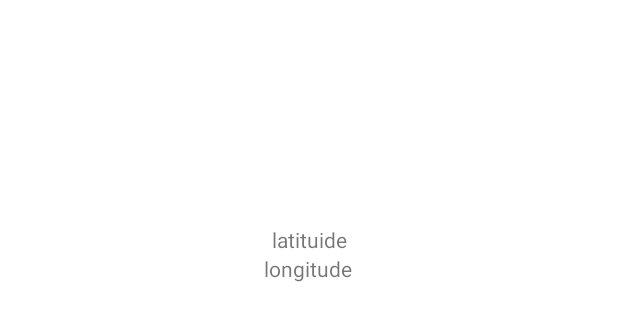
After one commit to ThanaCS/Flickr-Current-Location, an Android app: the layout row_item.xml on its own in the app's theme, with its tools: preview values and no code run, on a phone screen of 412 x 824 dp. The commit adds this screen. Shown: the top 321 px of the screen. Run offline under Robolectric (Android 15) with nearby library versions, the phone set to English and light mode, and no system bars.

Commit message:
add Recyclerview,Model class,FlickrApi and FlickrResponse

```diff
--- /dev/null
+++ b/app/src/main/java/com/thanaa/flickrcurrentlocation/FlickrResponse.kt
@@ -0,0 +1,6 @@
+package com.thanaa.flickrcurrentlocation
+
+
+data class FlickrResponse(
+        val results: List<GalleryItem>
+)
--- a/app/src/main/java/com/thanaa/flickrcurrentlocation/LocationFragment.kt
+++ b/app/src/main/java/com/thanaa/flickrcurrentlocation/LocationFragment.kt
@@ -26,15 +26,13 @@ class LocationFragment : Fragment(R.layout.fragment_location) {
 
         getLastLocation()
         getNewLocation()
-
     }
-
     private fun getLastLocation() {
         if (checkPermission()) {
             if (isLocationEnabled()) {
 
                 fusedLocationProviderClient.lastLocation.addOnCompleteListener { task ->
-                    var location: Location? = task.result
+                    val location: Location? = task.result
                     if (location == null) {
 
                     } else {
@@ -83,7 +81,7 @@ class LocationFragment : Fragment(R.layout.fragment_location) {
 
         if (requestCode == PERMISSION_ID) {
             if (grantResults.isNotEmpty() && grantResults[0] == PackageManager.PERMISSION_GRANTED) {
-                Log.d("Debug", "You have the premission")
+                Log.d("Debug", "You have the permission")
             }
         }
     }
--- a/app/src/main/java/com/thanaa/flickrcurrentlocation/MainActivity.kt
+++ b/app/src/main/java/com/thanaa/flickrcurrentlocation/MainActivity.kt
@@ -8,6 +8,7 @@ class MainActivity : AppCompatActivity() {
     override fun onCreate(savedInstanceState: Bundle?) {
         super.onCreate(savedInstanceState)
         setContentView(R.layout.activity_main)
+
         findNavController(R.id.fragment_container)
     }
 }
--- a/app/src/main/res/layout/fragment_location.xml
+++ b/app/src/main/res/layout/fragment_location.xml
@@ -5,5 +5,9 @@
     android:layout_height="match_parent"
     tools:context=".LocationFragment">
 
+    <androidx.recyclerview.widget.RecyclerView
+        android:id="@+id/photo_list"
+        android:layout_width="match_parent"
+        android:layout_height="match_parent" />
 
 </FrameLayout>
--- /dev/null
+++ b/app/src/main/res/layout/row_item.xml
@@ -0,0 +1,35 @@
+<?xml version="1.0" encoding="utf-8"?>
+<androidx.constraintlayout.widget.ConstraintLayout xmlns:android="http://schemas.android.com/apk/res/android"
+    xmlns:app="http://schemas.android.com/apk/res-auto"
+    android:layout_width="match_parent"
+    android:layout_height="match_parent">
+
+    <ImageView
+        android:id="@+id/image_view"
+        android:layout_width="150dp"
+        android:layout_height="150dp"
+        app:layout_constraintEnd_toEndOf="parent"
+        app:layout_constraintHorizontal_bias="0.498"
+        app:layout_constraintStart_toStartOf="parent"
+        app:layout_constraintTop_toTopOf="parent" />
+
+    <TextView
+        android:id="@+id/lat_text"
+        android:layout_width="wrap_content"
+        android:layout_height="wrap_content"
+        android:text="latituide"
+        app:layout_constraintEnd_toEndOf="parent"
+        app:layout_constraintStart_toStartOf="parent"
+        app:layout_constraintTop_toBottomOf="@+id/image_view" />
+
+    <TextView
+        android:id="@+id/long_text"
+        android:layout_width="wrap_content"
+        android:layout_height="wrap_content"
+        android:text="longitude"
+        app:layout_constraintEnd_toEndOf="parent"
+        app:layout_constraintHorizontal_bias="0.498"
+        app:layout_constraintStart_toStartOf="parent"
+        app:layout_constraintTop_toBottomOf="@+id/lat_text" />
+
+</androidx.constraintlayout.widget.ConstraintLayout>
```
Also changed, not shown: app/src/main/java/com/thanaa/flickrcurrentlocation/FlickrApi.kt (added, +13 -0 lines), app/src/main/java/com/thanaa/flickrcurrentlocation/GalleryItem.kt (added, +8 -0 lines), app/src/main/java/com/thanaa/flickrcurrentlocation/PhotoAdapter.kt (added, +31 -0 lines), app/src/main/java/com/thanaa/flickrcurrentlocation/PhotoInterceptor.kt (added, +33 -0 lines).
